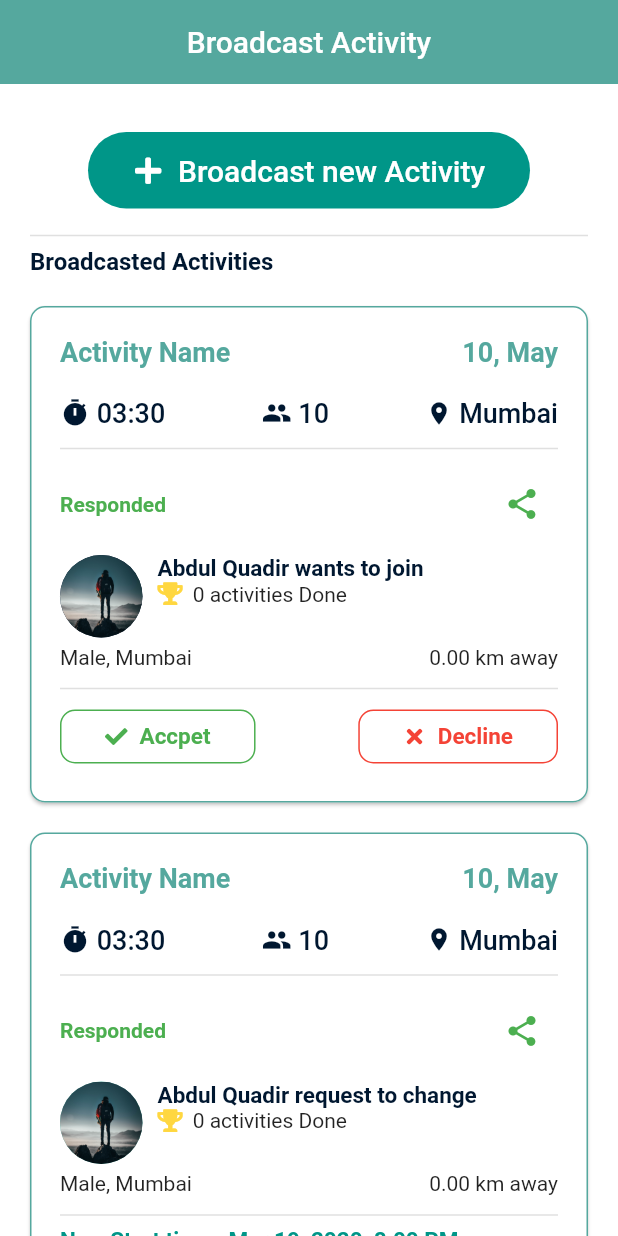
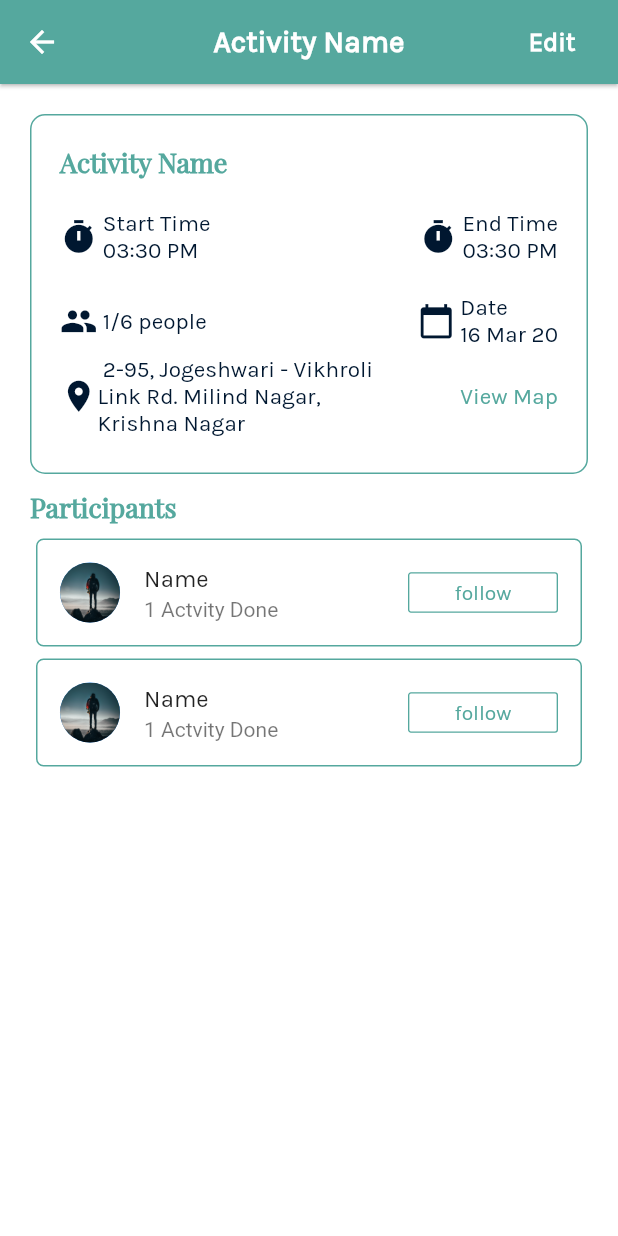
Before and after one commit to priyamshah112/chalo, a Flutter app: the Broadcast screen opened directly, after a tap on "Activity Name", on a phone screen of 412 x 824 dp. Run offline on Flutter 3.47's test engine with Material 2 defaults, Android fonts, the phone set to English and light mode, and no system bars; our stand-ins replace cloud_firestore, datetime_picker_formfield, firebase_auth, firebase_messaging, firebase_storage, flutter_map and 10 more; missing offline and left inert: gender_selection, geocoder, mapbox_search_flutter, steel_crypt; accounts and stored records are empty.

Commit message:
Boradcast Activity Deatils Page

```diff
--- /dev/null
+++ b/lib/Boradcast/Broadcast_Details.dart
@@ -0,0 +1,427 @@
+//import 'package:chaloapp/forgot.dart';
+//import 'package:chaloapp/main.dart';
+//import 'package:chaloapp/widgets/DailogBox.dart';
+//import 'package:firebase_auth/firebase_auth.dart';
+import 'package:chaloapp/common/global_colors.dart';
+import 'package:flutter/material.dart';
+import 'package:font_awesome_flutter/font_awesome_flutter.dart';
+import '../Animation/FadeAnimation.dart';
+//import 'package:chaloapp/Animation/FadeAnimation.dart';
+//import 'package:font_awesome_flutter/font_awesome_flutter.dart';
+//import 'package:chaloapp/signup.dart';
+//import 'package:chaloapp/home.dart';
+
+class BroadcardActivityDetails extends StatefulWidget {
+  @override
+  _BroadcardActivityDetailsState createState() =>
+      _BroadcardActivityDetailsState();
+}
+
+class _BroadcardActivityDetailsState extends State<BroadcardActivityDetails> {
+  @override
+  Widget build(BuildContext context) {
+    return Scaffold(
+      appBar: AppBar(
+        centerTitle: true,
+        automaticallyImplyLeading: false,
+        title: Center(
+          child: Text(
+            "Activity Name",
+            style: TextStyle(
+              color: Colors.white,
+              fontFamily: bodyText,
+              fontWeight: FontWeight.bold,
+            ),
+          ),
+        ),
+        leading: InkWell(
+          onTap: () {
+            Navigator.pop(context);
+          },
+          child: Icon(
+            Icons.arrow_back,
+            color: Colors.white,
+          ),
+        ),
+        actions: <Widget>[
+          FlatButton(
+            onPressed: () {},
+            child: Text(
+              "Edit",
+              style: TextStyle(
+                color: Colors.white,
+                fontSize: 17,
+                fontFamily: bodyText,
+                fontWeight: FontWeight.bold,
+              ),
+            ),
+          ),
+        ],
+        elevation: 1.0,
+      ),
+      backgroundColor: Colors.white,
+      body: SingleChildScrollView(
+        child: Stack(
+          overflow: Overflow.visible,
+          children: [
+            Container(
+              child: Padding(
+                padding: EdgeInsets.symmetric(
+                  horizontal: 20,
+                ),
+                child: Column(
+                  children: <Widget>[
+                    SizedBox(
+                      height: 10.0,
+                    ),
+                    Column(
+                      crossAxisAlignment: CrossAxisAlignment.start,
+                      mainAxisAlignment: MainAxisAlignment.start,
+                      children: <Widget>[
+                        Card(
+                          margin: EdgeInsets.symmetric(vertical: 10),
+                          shape: RoundedRectangleBorder(
+                            borderRadius: BorderRadius.circular(10.0),
+                            side: BorderSide(color: Color(primary), width: 1),
+                          ),
+                          child: Container(
+                            width: MediaQuery.of(context).size.width,
+                            padding: EdgeInsets.symmetric(
+                                vertical: 20, horizontal: 20),
+                            child: Column(
+                              crossAxisAlignment: CrossAxisAlignment.start,
+                              children: <Widget>[
+                                Row(
+                                  mainAxisAlignment:
+                                      MainAxisAlignment.spaceBetween,
+                                  children: <Widget>[
+                                    Text(
+                                      "Activity Name",
+                                      style: TextStyle(
+                                        color: Color(primary),
+                                        fontWeight: FontWeight.bold,
+                                        fontSize: 18,
+                                        fontFamily: heading,
+                                      ),
+                                    ),
+                                  ],
+                                ),
+                                SizedBox(
+                                  height: 20,
+                                ),
+                                Row(
+                                  mainAxisAlignment:
+                                      MainAxisAlignment.spaceBetween,
+                                  children: <Widget>[
+                                    Row(
+                                      crossAxisAlignment:
+                                          CrossAxisAlignment.center,
+                                      children: <Widget>[
+                                        Icon(
+                                          Icons.timer,
+                                          color: Color(secondary),
+                                          size: 25,
+                                        ),
+                                        Column(
+                                          crossAxisAlignment:
+                                              CrossAxisAlignment.start,
+                                          children: <Widget>[
+                                            Text(
+                                              " Start Time",
+                                              style: TextStyle(
+                                                  color: Color(secondary),
+                                                  fontSize: 15,
+                                                  fontFamily: bodyText,
+                                                  fontWeight: FontWeight.w500),
+                                            ),
+                                            Text(
+                                              " 03:30 PM",
+                                              style: TextStyle(
+                                                  color: Color(secondary),
+                                                  fontSize: 15,
+                                                  fontFamily: bodyText,
+                                                  fontWeight: FontWeight.w500),
+                                            ),
+                                          ],
+                                        ),
+                                      ],
+                                    ),
+                                    Row(
+                                      crossAxisAlignment:
+                                          CrossAxisAlignment.center,
+                                      children: <Widget>[
+                                        Icon(
+                                          Icons.timer,
+                                          color: Color(secondary),
+                                          size: 25,
+                                        ),
+                                        Column(
+                                          crossAxisAlignment:
+                                              CrossAxisAlignment.start,
+                                          children: <Widget>[
+                                            Text(
+                                              " End Time",
+                                              style: TextStyle(
+                                                  color: Color(secondary),
+                                                  fontSize: 15,
+                                                  fontFamily: bodyText,
+                                                  fontWeight: FontWeight.w500),
+                                            ),
+                                            Text(
+                                              " 03:30 PM",
+                                              style: TextStyle(
+                                                  color: Color(secondary),
+                                                  fontSize: 15,
+                                                  fontFamily: bodyText,
+                                                  fontWeight: FontWeight.w500),
+                                            ),
+                                          ],
+                                        ),
+                                      ],
+                                    ),
+                                  ],
+                                ),
+                                SizedBox(
+                                  height: 20,
+                                ),
+                                Row(
+                                  mainAxisAlignment:
+                                      MainAxisAlignment.spaceBetween,
+                                  children: <Widget>[
+                                    Row(
+                                      crossAxisAlignment:
+                                          CrossAxisAlignment.center,
+                                      children: <Widget>[
+                                        Icon(
+                                          Icons.people,
+                                          color: Color(secondary),
+                                          size: 25,
+                                        ),
+                                        Text(
+                                          " 1/6 people",
+                                          style: TextStyle(
+                                              color: Color(secondary),
+                                              fontSize: 15,
+                                              fontFamily: bodyText,
+                                              fontWeight: FontWeight.w500),
+                                        ),
+                                      ],
+                                    ),
+                                    Row(
+                                      crossAxisAlignment:
+                                          CrossAxisAlignment.center,
+                                      children: <Widget>[
+                                        Icon(
+                                          Icons.calendar_today,
+                                          color: Color(secondary),
+                                          size: 25,
+                                        ),
+                                        Column(
+                                          crossAxisAlignment:
+                                              CrossAxisAlignment.start,
+                                          children: <Widget>[
+                                            Text(
+                                              " Date",
+                                              style: TextStyle(
+                                                  color: Color(secondary),
+                                                  fontSize: 15,
+                                                  fontFamily: bodyText,
+                                                  fontWeight: FontWeight.w500),
+                                            ),
+                                            Text(
+                                              " 16 Mar 20",
+                                              style: TextStyle(
+                                                  color: Color(secondary),
+                                                  fontSize: 15,
+                                                  fontFamily: bodyText,
+                                                  fontWeight: FontWeight.w500),
+                                            ),
+                                          ],
+                                        ),
+                                      ],
+                                    ),
+                                  ],
+                                ),
+                                SizedBox(
+                                  height: 5,
+                                ),
+
+                                Row(
+                                  mainAxisAlignment:
+                                      MainAxisAlignment.spaceBetween,
+                                  children: <Widget>[
+                                    Container(
+                                      width: MediaQuery.of(context).size.width *
+                                          0.55,
+                                      child: Row(
+                                        crossAxisAlignment:
+                                            CrossAxisAlignment.center,
+                                        children: <Widget>[
+                                          Icon(
+                                            Icons.location_on,
+                                            color: Color(secondary),
+                                            size: 25,
+                                          ),
+                                          Flexible(
+                                            child: Text(
+                                              " 2-95, Jogeshwari - Vikhroli Link Rd. Milind Nagar, Krishna Nagar",
+                                              style: TextStyle(
+                                                  color: Color(secondary),
+                                                  fontSize: 15,
+                                                  fontFamily: bodyText,
+                                                  fontWeight: FontWeight.w500),
+                                            ),
+                                          ),
+                                        ],
+                                      ),
+                                    ),
+                                    Row(
+                                      crossAxisAlignment:
+                                          CrossAxisAlignment.center,
+                                      children: <Widget>[
+                                        InkWell(
+                                          onTap: () {},
+                                          child: Text(
+                                            "View Map",
+                                            style: TextStyle(
+                                              color: Color(primary),
+                                              fontSize: 15,
+                                              fontFamily: bodyText,
+                                              fontWeight: FontWeight.w500,
+                                            ),
+                                          ),
+                                        ),
+                                      ],
+                                    ),
+                                  ],
+                                ),
+
+                                SizedBox(
+                                  height: 5,
+                                ),
+
+                                //loop start
+                              ],
+                            ),
+                          ),
+                          elevation: 0,
+                        ),
+                        Text(
+                          "Participants",
+                          style: TextStyle(
+                            fontWeight: FontWeight.bold,
+                            fontSize: 18,
+                            color: Color(primary),
+                            fontFamily: heading,
+                          ),
+                        ),
+                        SizedBox(
+                          height: 5,
+                        ),
+                        Column(
+                          mainAxisSize: MainAxisSize.min,
+                          children: <Widget>[
+                            Card(
+                              elevation: 0,
+                              shape: RoundedRectangleBorder(
+                                borderRadius: BorderRadius.circular(5),
+                                side: BorderSide(
+                                  width: 1,
+                                  color: Color(primary),
+                                ),
+                              ),
+                              child: ListTile(
+                                leading: CircleAvatar(
+                                  backgroundImage:
+                                      AssetImage("images/bgcover.jpg"),
+                                ),
+                                title: Text(
+                                  'Name',
+                                  style: TextStyle(
+                                      fontFamily: bodyText,
+                                      fontWeight: FontWeight.w400),
+                                ),
+                                subtitle: Text('1 Actvity Done'),
+                                trailing: Container(
+                                  width: 100,
+                                  height: 27,
+                                  child: OutlineButton(
+                                    onPressed: () {},
+                                    borderSide: BorderSide(
+                                      color:
+                                          Color(primary), //Color of the border
+                                      style: BorderStyle
+                                          .solid, //Style of the border
+                                      width: 0.9, //width of the border
+                                    ),
+                                    color: Color(primary),
+                                    textColor: Color(primary),
+                                    child: Text(
+                                      "follow",
+                                      style: TextStyle(
+                                        fontFamily: bodyText,
+                                      ),
+                                    ),
+                                  ),
+                                ),
+                              ),
+                            ),
+                            Card(
+                              elevation: 0,
+                              shape: RoundedRectangleBorder(
+                                borderRadius: BorderRadius.circular(5),
+                                side: BorderSide(
+                                  width: 1,
+                                  color: Color(primary),
+                                ),
+                              ),
+                              child: ListTile(
+                                leading: CircleAvatar(
+                                  backgroundImage:
+                                      AssetImage("images/bgcover.jpg"),
+                                ),
+                                title: Text(
+                                  'Name',
+                                  style: TextStyle(
+                                      fontFamily: bodyText,
+                                      fontWeight: FontWeight.w400),
+                                ),
+                                subtitle: Text('1 Actvity Done'),
+                                trailing: Container(
+                                  width: 100,
+                                  height: 27,
+                                  child: OutlineButton(
+                                    onPressed: () {},
+                                    borderSide: BorderSide(
+                                      color:
+                                          Color(primary), //Color of the border
+                                      style: BorderStyle
+                                          .solid, //Style of the border
+                                      width: 0.9, //width of the border
+                                    ),
+                                    color: Color(primary),
+                                    textColor: Color(primary),
+                                    child: Text(
+                                      "follow",
+                                      style: TextStyle(
+                                        fontFamily: bodyText,
+                                      ),
+                                    ),
+                                  ),
+                                ),
+                              ),
+                            ),
+                          ],
+                        ),
+                      ],
+                    ),
+                  ],
+                ),
+              ),
+            ),
+          ],
+        ),
+      ),
+    );
+  }
+}
--- a/lib/Boradcast/broadcast.dart
+++ b/lib/Boradcast/broadcast.dart
@@ -15,6 +15,7 @@ import '../Animation/FadeAnimation.dart';
 //import 'package:chaloapp/signup.dart';
 //import 'package:chaloapp/home.dart';
 import '../data/activity.dart';
+import 'Broadcast_Details.dart';
 
 class Broadcast extends StatefulWidget {
   @override
@@ -154,12 +155,23 @@ class _BroadcastState extends State<Broadcast> {
                                     mainAxisAlignment:
                                         MainAxisAlignment.spaceBetween,
                                     children: <Widget>[
-                                      Text(
+                                      GestureDetector(
+                                        onTap: () {
+                                          Navigator.push(
+                                            context,
+                                            MaterialPageRoute(
+                                                builder: (BuildContext
+                                                        context) =>
+                                                    BroadcardActivityDetails()),
+                                          );
+                                        },
+                                        child: Text(
                                           "Activity Name",
                                           style: TextStyle(
                                             color: Color(primary),
                                             fontWeight: FontWeight.bold,
                                             fontSize: 18,
+                                          ),
                                         ),
                                       ),
                                       Text(
@@ -313,13 +325,6 @@ class _BroadcastState extends State<Broadcast> {
                                           ),
                                         ],
                                       ),
-                                      // Container(
-                                      //   child: IconButton(
-                                      //     icon: Icon(Icons.share),
-                                      //     color: Colors.green,
-                                      //     onPressed: () {},
-                                      //   ),
-                                      // ),
                                     ],
                                   ),
                                   SizedBox(
@@ -408,11 +413,6 @@ class _BroadcastState extends State<Broadcast> {
                               width: MediaQuery.of(context).size.width,
                               padding: EdgeInsets.symmetric(
                                   vertical: 20, horizontal: 20),
-//                          decoration: BoxDecoration(
-//                              border: Border.all(
-//                                color: Color(primary),
-//                              ),
-//                              borderRadius: BorderRadius.circular(6)),
                               child: Column(
                                 crossAxisAlignment: CrossAxisAlignment.start,
                                 children: <Widget>[
@@ -430,13 +430,13 @@ class _BroadcastState extends State<Broadcast> {
                                           ),
                                         ),
                                         onTap: () {
-//                                          Navigator.push(
-//                                            context,
-//                                            MaterialPageRoute(
-//                                                builder:
-//                                                    (BuildContext context) =>
-//                                                        ActivityDetails()),
-//                                          );
+                                          Navigator.push(
+                                            context,
+                                            MaterialPageRoute(
+                                                builder: (BuildContext
+                                                        context) =>
+                                                    BroadcardActivityDetails()),
+                                          );
                                         },
                                       ),
                                       Text(
@@ -695,13 +695,24 @@ class _BroadcastState extends State<Broadcast> {
                                     mainAxisAlignment:
                                         MainAxisAlignment.spaceBetween,
                                     children: <Widget>[
-                                      Text(
+                                      GestureDetector(
+                                        child: Text(
                                           "Activity Name",
                                           style: TextStyle(
                                             color: Color(primary),
                                             fontWeight: FontWeight.bold,
                                             fontSize: 18,
                                           ),
+                                        ),
+                                        onTap: () {
+                                          Navigator.push(
+                                            context,
+                                            MaterialPageRoute(
+                                                builder: (BuildContext
+                                                        context) =>
+                                                    BroadcardActivityDetails()),
+                                          );
+                                        },
                                       ),
                                       Text(
                                         "10, May",
```
Also changed, not shown: lib/Boradcast/edit_activity.dart (added). Lines whose indentation alone changed are shown as unchanged.
